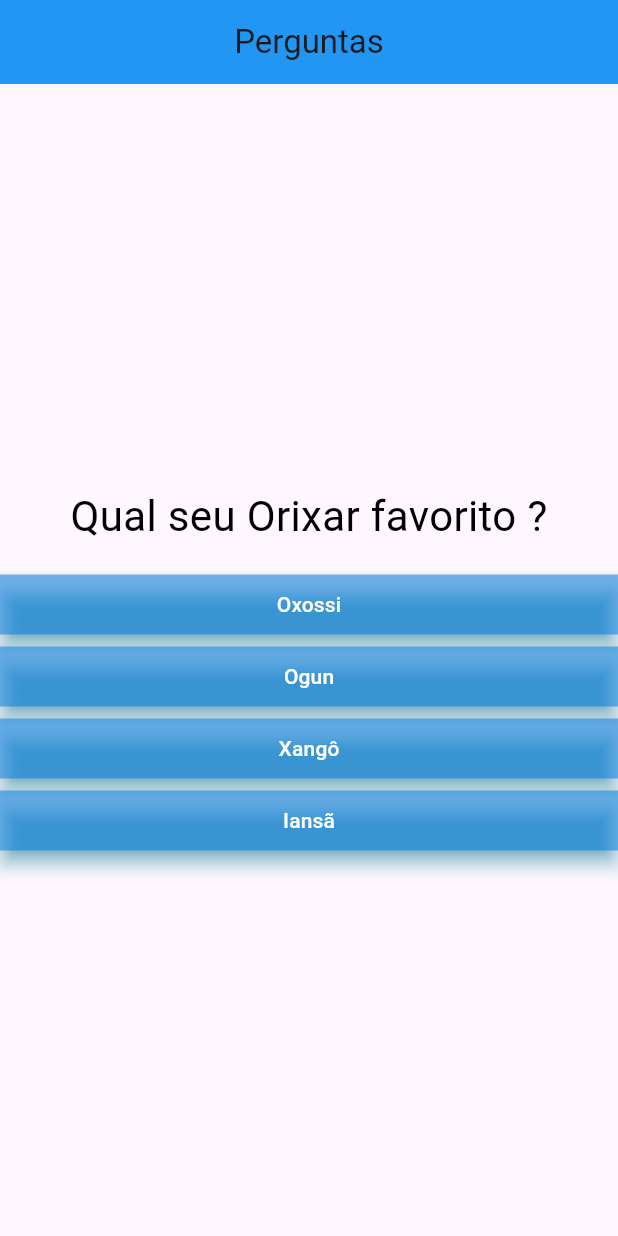
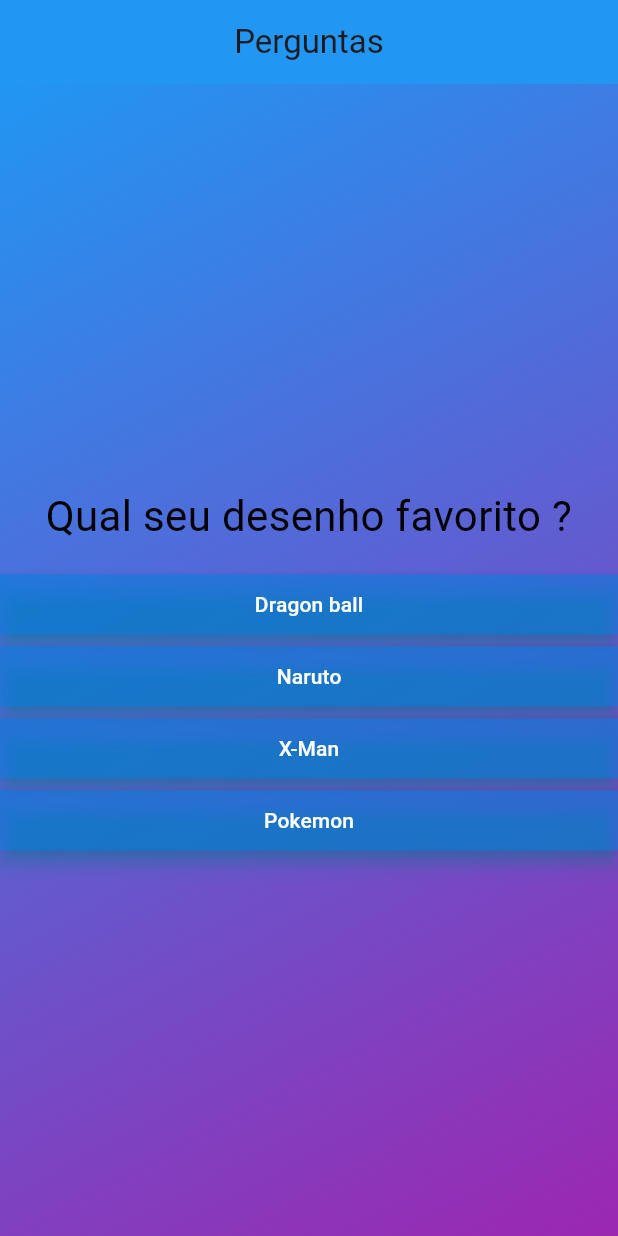
Before and after one commit to Cardoso21/PerguntasApp, a Flutter app: the screen it shows after launch, on a phone screen of 412 x 824 dp. Run offline on Flutter 3.47's test engine with Material 3 defaults, Android fonts, the phone set to English and light mode, and no system bars.

Commit message:
criando a branch Dev

```diff
--- a/lib/main.dart
+++ b/lib/main.dart
@@ -9,30 +9,30 @@ class _PerguntaAppState extends State<PerguntaApp> {
   var _pontuacaoTotal = 0;
   final _perguntas = const [
     {
-      'texto': 'Qual seu Orixar favorito ?',
+      'texto': 'Qual seu desenho favorito ?',
       'respostas': [
-        {'texto': 'Oxossi', 'nota': 10},
-        {'texto': 'Ogun', 'nota': 5},
-        {'texto': 'Xangô', 'nota': 3},
-        {'texto': 'Iansã', 'nota': 1},
+        {'texto': 'Dragon ball', 'nota': 10},
+        {'texto': 'Naruto', 'nota': 5},
+        {'texto': 'X-Man', 'nota': 3},
+        {'texto': 'Pokemon', 'nota': 1},
       ]
     },
     {
-      'texto': 'Qual seu catiço favorito ?',
+      'texto': 'Qual seu esporte favorito ?',
       'respostas': [
-        {'texto': 'Boiadeiro', 'nota': 10},
-        {'texto': 'Bahiano', 'nota': 5},
-        {'texto': 'Marinheiro', 'nota': 3},
-        {'texto': 'Ere', 'nota': 1},
+        {'texto': 'Futebol', 'nota': 10},
+        {'texto': 'Basquete', 'nota': 5},
+        {'texto': 'Volei', 'nota': 3},
+        {'texto': 'Handebol', 'nota': 1},
       ]
     },
     {
-      'texto': 'Qual seu exu faorito ?',
+      'texto': 'Qual sua brincadeira favorita ?',
       'respostas': [
-        {'texto': 'Quebra Galho', 'nota': 10},
-        {'texto': 'Pinga Fogo', 'nota': 5},
-        {'texto': 'Exu Omulo', 'nota': 3},
-        {'texto': 'Sete Montanhas', 'nota': 1},
+        {'texto': 'Pique-esconde', 'nota': 10},
+        {'texto': 'policia e ladrão', 'nota': 5},
+        {'texto': 'Bete', 'nota': 3},
+        {'texto': 'garrafão', 'nota': 1},
       ]
     },
   ];
@@ -76,12 +76,21 @@ class _PerguntaAppState extends State<PerguntaApp> {
         appBar: AppBar(
           title: Center(child: Text('Perguntas')),
         ),
-        body: temPerguntaSelecionada
-            ? Questionario(
-                perguntas: _perguntas,
-                perguntaSelecionada: _perguntaSelecionada,
-                quandoResponder: _responder)
-            : Resultado(_pontuacaoTotal, _reiniciarQuest),
+        body: Container(
+          decoration: BoxDecoration(
+            gradient: LinearGradient(
+              colors: [Colors.blue, Colors.purple],
+              begin: Alignment.topLeft,
+              end: Alignment.bottomRight,
+            ),
+          ),
+          child: temPerguntaSelecionada
+              ? Questionario(
+              perguntas: _perguntas,
+              perguntaSelecionada: _perguntaSelecionada,
+              quandoResponder: _responder)
+              : Resultado(_pontuacaoTotal, _reiniciarQuest),
+        ),
       ),
     );
   }
--- a/lib/resultado.dart
+++ b/lib/resultado.dart
@@ -37,14 +37,16 @@ class Resultado extends StatelessWidget {
             'Sua nota é $nota.',
             style: TextStyle(
               fontSize: 20,
-              color: Colors.grey,
+              color: Colors.white60,
             ),
             textAlign: TextAlign.center,
           ),
         ),
         TextButton(
           onPressed: reiniciarQuest,
-          child: Text('reiniciar'),
+          child: Text('reiniciar',style: TextStyle(
+            color: Colors.white30
+          ),),
         )
       ],
     );
```
